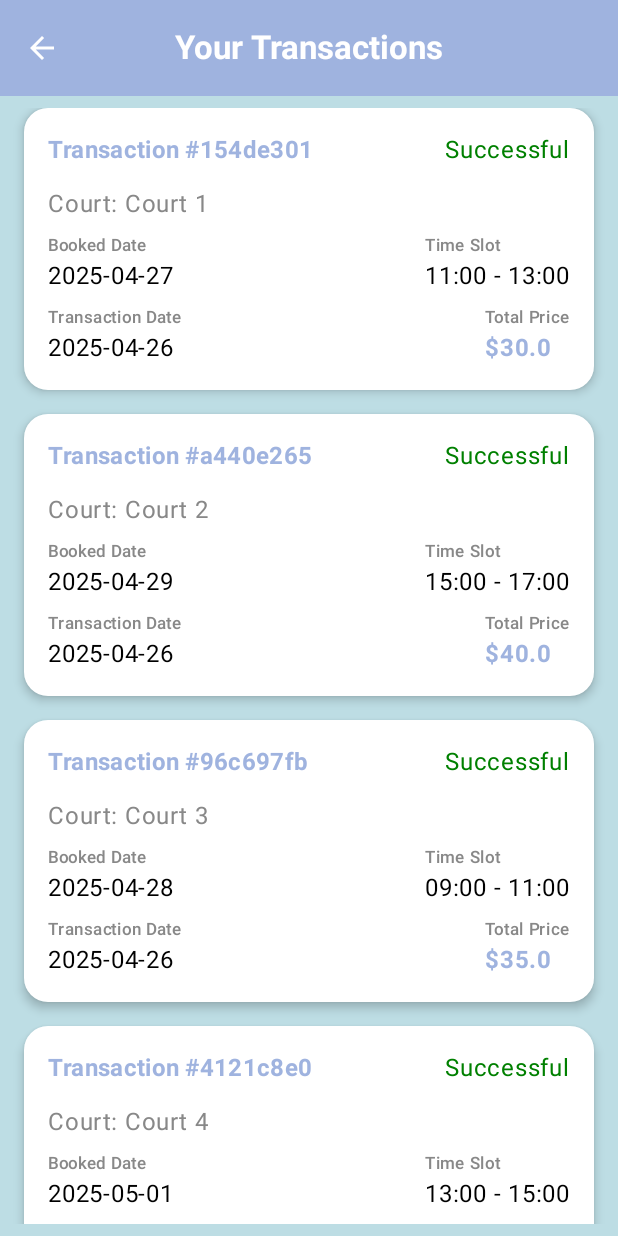
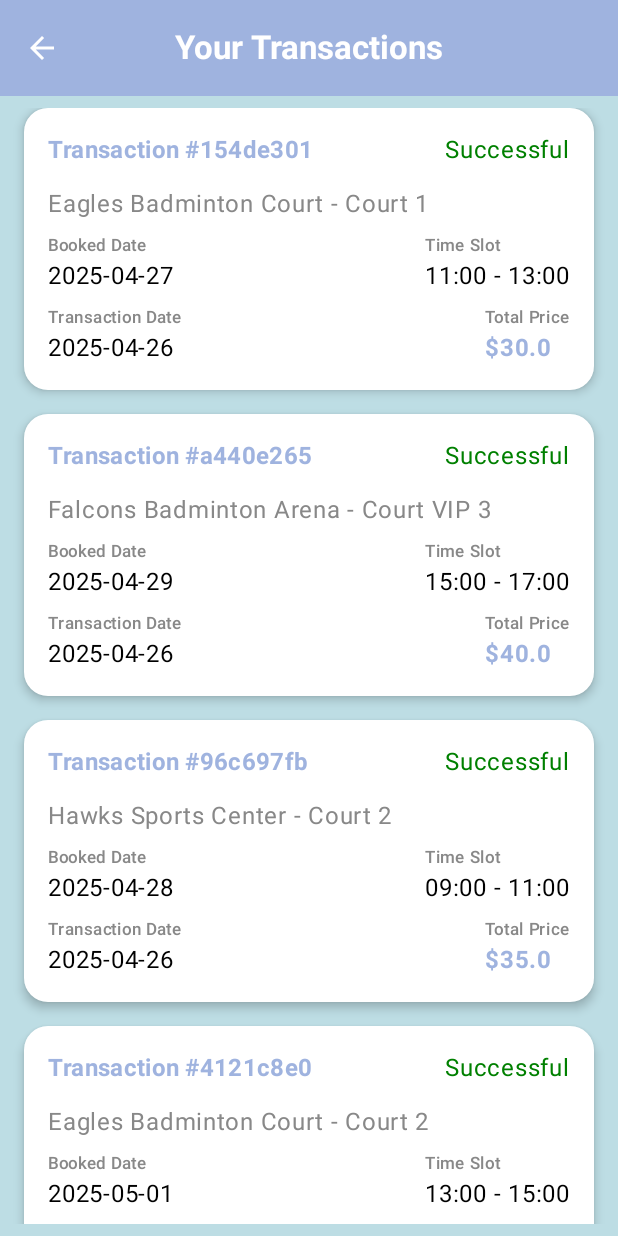
Before and after one commit to Logiqode/ProyekMobileFrontEnd, an Android app built with Jetpack Compose: the screen it shows after launch (MainActivity), after a tap on "View Transactions", on a phone screen of 412 x 824 dp. Run offline under Robolectric (Android 15) with nearby library versions, the phone set to English and light mode, and no system bars.

Commit message:
Minor Visual Improvement

```diff
--- a/app/src/main/java/com/example/bookminton/DataModels.kt
+++ b/app/src/main/java/com/example/bookminton/DataModels.kt
@@ -7,6 +7,7 @@ import java.util.UUID
 data class Booking(
     val id: String = UUID.randomUUID().toString(),
     val courtName: String,
+    val courtNumber: String,
     val date: LocalDate,
     val startTime: LocalTime,
     val endTime: LocalTime,
--- a/app/src/main/java/com/example/bookminton/HomeScreen.kt
+++ b/app/src/main/java/com/example/bookminton/HomeScreen.kt
@@ -19,6 +19,7 @@ import androidx.compose.ui.unit.sp
 import androidx.navigation.NavHostController
 import com.example.bookminton.ui.theme.*
 import androidx.compose.ui.graphics.Color
+import androidx.compose.ui.text.style.TextOverflow
 
 @Composable
 fun HomeScreen(navController: NavHostController) {
@@ -68,7 +69,7 @@ fun HomeScreen(navController: NavHostController) {
         Column(
             modifier = Modifier
                 .fillMaxWidth()
-                .weight(2f / 3f)
+                .weight(3f / 4f)
                 .clip(RoundedCornerShape(topStart = 32.dp, topEnd = 32.dp))
                 .background(SoftTeal)
                 .padding(24.dp)
@@ -96,7 +97,8 @@ fun HomeScreen(navController: NavHostController) {
                 val bookingsToShow = bookings.take(3)
                 LazyColumn(
                     modifier = Modifier.fillMaxWidth(),
-                    verticalArrangement = Arrangement.spacedBy(16.dp)
+                    verticalArrangement = Arrangement.spacedBy(16.dp),
+                    contentPadding = PaddingValues(bottom = 24.dp)
                 ) {
                     items(bookingsToShow) { booking ->
                         BookingCard(booking = booking)
@@ -145,17 +147,30 @@ fun BookingCard(booking: Booking) {
                 modifier = Modifier.fillMaxWidth(),
                 horizontalArrangement = Arrangement.SpaceBetween
             ) {
-                Text(
-                    text = booking.courtName,
-                    style = MaterialTheme.typography.titleMedium,
-                    fontWeight = FontWeight.Bold,
-                    color = LightBlue
-                )
+                Column(
+                    modifier = Modifier.weight(1f)
+                ) {
+                    val displayText = if (booking.courtName.length > 18) {
+                        "${booking.courtName.take(18)}... - Court ${booking.courtNumber}"
+                    } else {
+                        "${booking.courtName} - Court ${booking.courtNumber}"
+                    }
+
+                    Text(
+                        text = displayText,
+                        style = MaterialTheme.typography.titleMedium,
+                        fontWeight = FontWeight.Bold,
+                        color = LightBlue,
+                        maxLines = 1,
+                        overflow = TextOverflow.Clip
+                    )
+                }
                 Text(
                     text = "$${booking.price}",
                     style = MaterialTheme.typography.titleMedium,
                     fontWeight = FontWeight.Bold,
-                    color = LightBlue
+                    color = LightBlue,
+                    modifier = Modifier.padding(start = 8.dp)
                 )
             }
 
--- a/app/src/main/java/com/example/bookminton/SampleData.kt
+++ b/app/src/main/java/com/example/bookminton/SampleData.kt
@@ -2,33 +2,41 @@ package com.example.bookminton
 
 import java.time.LocalDate
 import java.time.LocalTime
-import java.util.UUID
 
 object SampleData {
+    // Define our 3 locations
+    private val eaglesCourt = "Eagles Badminton Court"
+    private val falconsArena = "Falcons Badminton Arena"
+    private val hawksCenter = "Hawks Sports Center"
+
     val sampleBookings = listOf(
         Booking(
-            courtName = "Court 1",
+            courtName = eaglesCourt,
+            courtNumber = "1",
             date = LocalDate.now().plusDays(1),
             startTime = LocalTime.of(11, 0),
             endTime = LocalTime.of(13, 0),
             price = 30.0
         ),
         Booking(
-            courtName = "Court 2",
+            courtName = falconsArena,
+            courtNumber = "VIP 3",
             date = LocalDate.now().plusDays(3),
             startTime = LocalTime.of(15, 0),
             endTime = LocalTime.of(17, 0),
             price = 40.0
         ),
         Booking(
-            courtName = "Court 3",
+            courtName = hawksCenter,
+            courtNumber = "2",
             date = LocalDate.now().plusDays(2),
             startTime = LocalTime.of(9, 0),
             endTime = LocalTime.of(11, 0),
             price = 35.0
         ),
         Booking(
-            courtName = "Court 4",
+            courtName = eaglesCourt,
+            courtNumber = "2",
             date = LocalDate.now().plusDays(5),
             startTime = LocalTime.of(13, 0),
             endTime = LocalTime.of(15, 0),
@@ -43,7 +51,8 @@ object SampleData {
         Transaction(booking = sampleBookings[3]),
         Transaction(
             booking = Booking(
-                courtName = "VIP Court 1",
+                courtName = hawksCenter,
+                courtNumber = "VIP 1",
                 date = LocalDate.now().minusDays(2),
                 startTime = LocalTime.of(18, 0),
                 endTime = LocalTime.of(20, 0),
@@ -53,7 +62,8 @@ object SampleData {
         ),
         Transaction(
             booking = Booking(
-                courtName = "Court 5",
+                courtName = falconsArena,
+                courtNumber = "4",
                 date = LocalDate.now().minusDays(5),
                 startTime = LocalTime.of(10, 0),
                 endTime = LocalTime.of(12, 0),
@@ -63,7 +73,8 @@ object SampleData {
         ),
         Transaction(
             booking = Booking(
-                courtName = "VIP Court 2",
+                courtName = eaglesCourt,
+                courtNumber = "VIP 1",
                 date = LocalDate.now().minusDays(8),
                 startTime = LocalTime.of(16, 0),
                 endTime = LocalTime.of(18, 0),
@@ -73,53 +84,14 @@ object SampleData {
         ),
         Transaction(
             booking = Booking(
-                courtName = "Court 6",
+                courtName = hawksCenter,
+                courtNumber = "3",
                 date = LocalDate.now().minusDays(12),
                 startTime = LocalTime.of(14, 0),
                 endTime = LocalTime.of(16, 0),
                 price = 40.0,
                 bookingDate = LocalDate.now().minusDays(14)
             )
-        ),
-        Transaction(
-            booking = Booking(
-                courtName = "Court 7",
-                date = LocalDate.now().minusDays(15),
-                startTime = LocalTime.of(11, 0),
-                endTime = LocalTime.of(13, 0),
-                price = 30.0,
-                bookingDate = LocalDate.now().minusDays(17)
-            )
-        ),
-        Transaction(
-            booking = Booking(
-                courtName = "VIP Court 3",
-                date = LocalDate.now().minusDays(20),
-                startTime = LocalTime.of(19, 0),
-                endTime = LocalTime.of(21, 0),
-                price = 70.0,
-                bookingDate = LocalDate.now().minusDays(22)
-            )
-        ),
-        Transaction(
-            booking = Booking(
-                courtName = "Court 8",
-                date = LocalDate.now().minusDays(25),
-                startTime = LocalTime.of(9, 0),
-                endTime = LocalTime.of(11, 0),
-                price = 35.0,
-                bookingDate = LocalDate.now().minusDays(27)
-            )
-        ),
-        Transaction(
-            booking = Booking(
-                courtName = "Court 9",
-                date = LocalDate.now().minusDays(30),
-                startTime = LocalTime.of(13, 0),
-                endTime = LocalTime.of(15, 0),
-                price = 45.0,
-                bookingDate = LocalDate.now().minusDays(32)
-            )
         )
     )
 }
--- a/app/src/main/java/com/example/bookminton/TransactionsScreen.kt
+++ b/app/src/main/java/com/example/bookminton/TransactionsScreen.kt
@@ -115,7 +115,7 @@ fun TransactionCard(transaction: Transaction) {
 
             // Court information
             Text(
-                text = "Court: ${transaction.booking.courtName}",
+                text = "${transaction.booking.courtName} - Court ${transaction.booking.courtNumber}",
                 color = Color.Gray
             )
 
```
